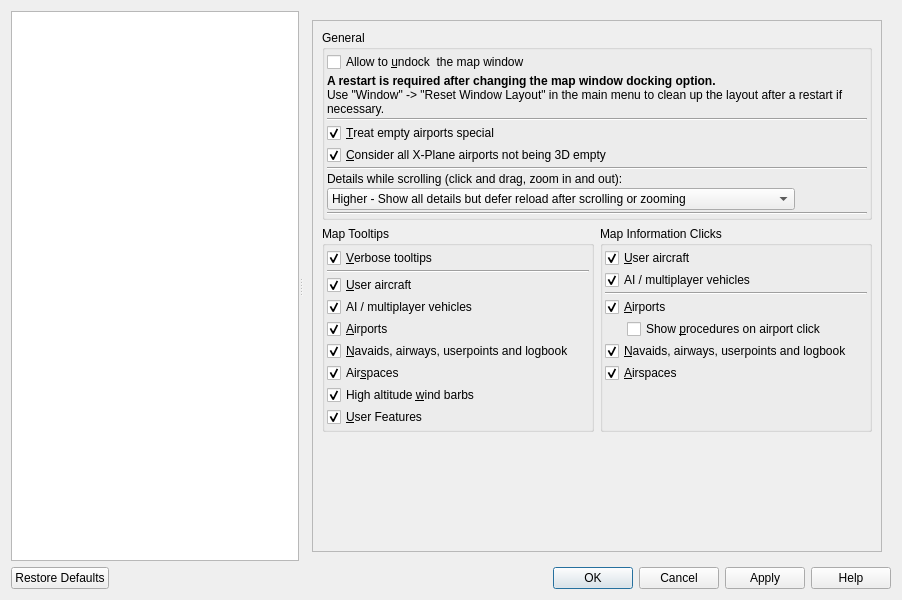
albar965/littlenavmap, file src/options/options.ui: the form before one commit.
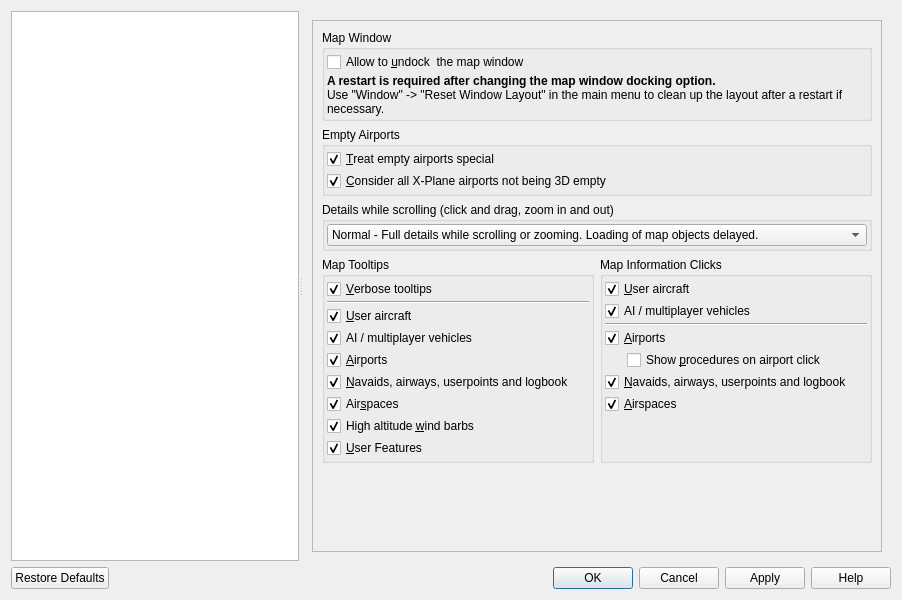
The form after the commit. The open tabs and pages were chosen to show the change.

Commit message: Removed useless map update option "none" often causing confusion.

```diff
--- a/src/options/options.ui
+++ b/src/options/options.ui
@@ -1420,12 +1420,161 @@
             <rect>
              <x>0</x>
              <y>0</y>
-             <width>595</width>
-             <height>532</height>
+             <width>581</width>
+             <height>548</height>
             </rect>
            </property>
            <layout class="QGridLayout" name="gridLayout_12">
-            <item row="1" column="0">
+            <item row="3" column="1">
+             <widget class="QGroupBox" name="groupBoxOptionsMapInfoClicks">
+              <property name="title">
+               <string>Map Information Clicks</string>
+              </property>
+              <layout class="QVBoxLayout" name="verticalLayout_5">
+               <property name="spacing">
+                <number>2</number>
+               </property>
+               <property name="leftMargin">
+                <number>2</number>
+               </property>
+               <property name="topMargin">
+                <number>2</number>
+               </property>
+               <property name="rightMargin">
+                <number>2</number>
+               </property>
+               <property name="bottomMargin">
+                <number>2</number>
+               </property>
+               <item>
+                <widget class="QCheckBox" name="checkBoxOptionsMapClickUserAircraft">
+                 <property name="toolTip">
+                  <string>Show information for the user aircraft when clicking on the map</string>
+                 </property>
+                 <property name="text">
+                  <string>&amp;User aircraft</string>
+                 </property>
+                 <property name="checked">
+                  <bool>true</bool>
+                 </property>
+                </widget>
+               </item>
+               <item>
+                <widget class="QCheckBox" name="checkBoxOptionsMapClickAiAircraft">
+                 <property name="toolTip">
+                  <string>Show information for AI or multiplayer aircraft / ship when clicking on the map</string>
+                 </property>
+                 <property name="text">
+                  <string>AI / multiplayer vehicles</string>
+                 </property>
+                 <property name="checked">
+                  <bool>true</bool>
+                 </property>
+                </widget>
+               </item>
+               <item>
+                <widget class="Line" name="line_9">
+                 <property name="orientation">
+                  <enum>Qt::Horizontal</enum>
+                 </property>
+                </widget>
+               </item>
+               <item>
+                <widget class="QCheckBox" name="checkBoxOptionsMapClickAirport">
+                 <property name="toolTip">
+                  <string>Show information for airports when clicking on the map</string>
+                 </property>
+                 <property name="text">
+                  <string>&amp;Airports</string>
+                 </property>
+                 <property name="checked">
+                  <bool>true</bool>
+                 </property>
+                </widget>
+               </item>
+               <item>
+                <layout class="QHBoxLayout" name="horizontalLayout_3">
+                 <property name="spacing">
+                  <number>0</number>
+                 </property>
+                 <property name="leftMargin">
+                  <number>22</number>
+                 </property>
+                 <property name="topMargin">
+                  <number>0</number>
+                 </property>
+                 <item>
+                  <widget class="QCheckBox" name="checkBoxOptionsMapClickAirportProcs">
+                   <property name="toolTip">
+                    <string>Show procedures in procedure search tab on airport click</string>
+                   </property>
+                   <property name="text">
+                    <string>Show &amp;procedures on airport click</string>
+                   </property>
+                   <property name="checked">
+                    <bool>false</bool>
+                   </property>
+                  </widget>
+                 </item>
+                </layout>
+               </item>
+               <item>
+                <widget class="QCheckBox" name="checkBoxOptionsMapClickNavaid">
+                 <property name="toolTip">
+                  <string>Show information for waypoints, VOR, NDB, airways,
+userpoints and logbook entries when clicking on the map</string>
+                 </property>
+                 <property name="text">
+                  <string>&amp;Navaids, airways, userpoints and logbook</string>
+                 </property>
+                 <property name="checked">
+                  <bool>true</bool>
+                 </property>
+                </widget>
+               </item>
+               <item>
+                <widget class="QCheckBox" name="checkBoxOptionsMapClickAirspace">
+                 <property name="toolTip">
+                  <string>Show information for airspaces when clicking on the map</string>
+                 </property>
+                 <property name="text">
+                  <string>&amp;Airspaces</string>
+                 </property>
+                 <property name="checked">
+                  <bool>true</bool>
+                 </property>
+                </widget>
+               </item>
+               <item>
+                <spacer name="verticalSpacer_18">
+                 <property name="orientation">
+                  <enum>Qt::Vertical</enum>
+                 </property>
+                 <property name="sizeHint" stdset="0">
+                  <size>
+                   <width>20</width>
+                   <height>40</height>
+                  </size>
+                 </property>
+                </spacer>
+               </item>
+              </layout>
+             </widget>
+            </item>
+            <item row="4" column="0">
+             <spacer name="verticalSpacer_4">
+              <property name="orientation">
+               <enum>Qt::Vertical</enum>
+              </property>
+              <property name="sizeHint" stdset="0">
+               <size>
+                <width>20</width>
+                <height>40</height>
+               </size>
+              </property>
+             </spacer>
+            </item>
+            <item row="3" column="0">
              <widget class="QGroupBox" name="groupBoxMapTooltips">
               <property name="title">
                <string>Map Tooltips</string>
@@ -1561,12 +1710,15 @@
               </layout>
              </widget>
             </item>
-            <item row="0" column="0" colspan="2">
-             <widget class="QGroupBox" name="groupBoxOptionsMapGeneral">
+            <item row="1" column="0" colspan="2">
+             <widget class="QGroupBox" name="groupBoxMapTooltips_3">
               <property name="title">
-               <string>General</string>
+               <string>Empty Airports</string>
               </property>
-              <layout class="QGridLayout" name="gridLayoutOptionsMapLower">
+              <layout class="QVBoxLayout" name="verticalLayout_37">
+               <property name="spacing">
+                <number>2</number>
+               </property>
                <property name="leftMargin">
                 <number>2</number>
                </property>
@@ -1579,10 +1731,22 @@
                <property name="bottomMargin">
                 <number>2</number>
                </property>
-               <property name="spacing">
-                <number>2</number>
-               </property>
-               <item row="4" column="0" colspan="2">
+               <item>
+                <widget class="QCheckBox" name="checkBoxOptionsMapEmptyAirports">
+                 <property name="toolTip">
+                  <string>Empty airports are not add-ons, have no taxiways, no parking and no aprons.
+These are displayed underneath all other airports, use a gray symbol and
+provide a toolbar button for disabling them if this checkbox is enabled.</string>
+                 </property>
+                 <property name="text">
+                  <string>&amp;Treat empty airports special</string>
+                 </property>
+                 <property name="checked">
+                  <bool>true</bool>
+                 </property>
+                </widget>
+               </item>
+               <item>
                 <widget class="QCheckBox" name="checkBoxOptionsMapEmptyAirports3D">
                  <property name="toolTip">
                   <string>All X-Plane airports which are not 3D and not add-on
@@ -1598,13 +1762,76 @@
                  </property>
                 </widget>
                </item>
-               <item row="2" column="0" colspan="2">
-                <widget class="Line" name="line_11">
-                 <property name="orientation">
-                  <enum>Qt::Horizontal</enum>
+              </layout>
+             </widget>
+            </item>
+            <item row="2" column="0" colspan="2">
+             <widget class="QGroupBox" name="groupBoxMapTooltips_2">
+              <property name="title">
+               <string>Details while scrolling (click and drag, zoom in and out)</string>
+              </property>
+              <layout class="QVBoxLayout" name="verticalLayout_36">
+               <property name="spacing">
+                <number>2</number>
+               </property>
+               <property name="leftMargin">
+                <number>2</number>
+               </property>
+               <property name="topMargin">
+                <number>2</number>
+               </property>
+               <property name="rightMargin">
+                <number>2</number>
+               </property>
+               <property name="bottomMargin">
+                <number>2</number>
+               </property>
+               <item>
+                <widget class="QComboBox" name="comboBoxMapScrollZoomDetails">
+                 <property name="currentIndex">
+                  <number>1</number>
                  </property>
+                 <item>
+                  <property name="text">
+                   <string>High - Full details and reload all data while scrolling or zooming</string>
+                  </property>
+                 </item>
+                 <item>
+                  <property name="text">
+                   <string>Normal - Full details while scrolling or zooming. Loading of map objects delayed.</string>
+                  </property>
+                 </item>
+                 <item>
+                  <property name="text">
+                   <string>Low - Low details while scrolling or zooming. Loading of map objects delayed.</string>
+                  </property>
+                 </item>
                 </widget>
                </item>
+              </layout>
+             </widget>
+            </item>
+            <item row="0" column="0" colspan="2">
+             <widget class="QGroupBox" name="groupBoxOptionsMapGeneral">
+              <property name="title">
+               <string>Map Window</string>
+              </property>
+              <layout class="QGridLayout" name="gridLayoutOptionsMapLower">
+               <property name="leftMargin">
+                <number>2</number>
+               </property>
+               <property name="topMargin">
+                <number>2</number>
+               </property>
+               <property name="rightMargin">
+                <number>2</number>
+               </property>
+               <property name="bottomMargin">
+                <number>2</number>
+               </property>
+               <property name="spacing">
+                <number>2</number>
+               </property>
                <item row="0" column="0" colspan="2">
                 <widget class="QCheckBox" name="checkBoxOptionsMapUndock">
                  <property name="toolTip">
@@ -1638,221 +1865,6 @@
                  </property>
                 </widget>
                </item>
-               <item row="7" column="0">
-                <widget class="QComboBox" name="comboBoxMapScrollDetails">
-                 <property name="currentIndex">
-                  <number>1</number>
-                 </property>
-                 <item>
-                  <property name="text">
-                   <string>Full - Show details and reload all data while scrolling or zooming</string>
-                  </property>
-                 </item>
-                 <item>
-                  <property name="text">
-                   <string>Higher - Show all details but defer reload after scrolling or zooming</string>
-                  </property>
-                 </item>
-                 <item>
-                  <property name="text">
-                   <string>Normal - Use limited details during scrolling and reload after scrolling or zooming</string>
-                  </property>
-                 </item>
-                 <item>
-                  <property name="text">
-                   <string>None - Do not display any airports or navaids while scrolling</string>
-                  </property>
-                 </item>
-                </widget>
-               </item>
-               <item row="8" column="0" colspan="2">
-                <widget class="Line" name="line_13">
-                 <property name="orientation">
-                  <enum>Qt::Horizontal</enum>
-                 </property>
-                </widget>
-               </item>
-               <item row="5" column="0" colspan="2">
-                <widget class="Line" name="line_6">
-                 <property name="orientation">
-                  <enum>Qt::Horizontal</enum>
-                 </property>
-                </widget>
-               </item>
-               <item row="3" column="0" colspan="2">
-                <widget class="QCheckBox" name="checkBoxOptionsMapEmptyAirports">
-                 <property name="toolTip">
-                  <string>Empty airports are not add-ons, have no taxiways, no parking and no aprons.
-These are displayed underneath all other airports, use a gray symbol and
-provide a toolbar button for disabling them if this checkbox is enabled.</string>
-                 </property>
-                 <property name="text">
-                  <string>&amp;Treat empty airports special</string>
-                 </property>
-                 <property name="checked">
-                  <bool>true</bool>
-                 </property>
-                </widget>
-               </item>
-               <item row="6" column="0">
-                <widget class="QLabel" name="labelOptionsMapScrollDetails">
-                 <property name="text">
-                  <string>Details while scrolling (click and drag, zoom in and out):</string>
-                 </property>
-                 <property name="wordWrap">
-                  <bool>true</bool>
-                 </property>
-                </widget>
-               </item>
-              </layout>
-             </widget>
-            </item>
-            <item row="2" column="0">
-             <spacer name="verticalSpacer_4">
-              <property name="orientation">
-               <enum>Qt::Vertical</enum>
-              </property>
-              <property name="sizeHint" stdset="0">
-               <size>
-                <width>20</width>
-                <height>40</height>
-               </size>
-              </property>
-             </spacer>
-            </item>
-            <item row="1" column="1">
-             <widget class="QGroupBox" name="groupBoxOptionsMapInfoClicks">
-              <property name="title">
-               <string>Map Information Clicks</string>
-              </property>
-              <layout class="QVBoxLayout" name="verticalLayout_5">
-               <property name="spacing">
-                <number>2</number>
-               </property>
-               <property name="leftMargin">
-                <number>2</number>
-               </property>
-               <property name="topMargin">
-                <number>2</number>
-               </property>
-               <property name="rightMargin">
-                <number>2</number>
-               </property>
-               <property name="bottomMargin">
-                <number>2</number>
-               </property>
-               <item>
-                <widget class="QCheckBox" name="checkBoxOptionsMapClickUserAircraft">
-                 <property name="toolTip">
-                  <string>Show information for the user aircraft when clicking on the map</string>
-                 </property>
-                 <property name="text">
-                  <string>&amp;User aircraft</string>
-                 </property>
-                 <property name="checked">
-                  <bool>true</bool>
-                 </property>
-                </widget>
-               </item>
-               <item>
-                <widget class="QCheckBox" name="checkBoxOptionsMapClickAiAircraft">
-                 <property name="toolTip">
-                  <string>Show information for AI or multiplayer aircraft / ship when clicking on the map</string>
-                 </property>
-                 <property name="text">
-                  <string>AI / multiplayer vehicles</string>
-                 </property>
-                 <property name="checked">
-                  <bool>true</bool>
-                 </property>
-                </widget>
-               </item>
-               <item>
-                <widget class="Line" name="line_9">
-                 <property name="orientation">
-                  <enum>Qt::Horizontal</enum>
-                 </property>
-                </widget>
-               </item>
-               <item>
-                <widget class="QCheckBox" name="checkBoxOptionsMapClickAirport">
-                 <property name="toolTip">
-                  <string>Show information for airports when clicking on the map</string>
-                 </property>
-                 <property name="text">
-                  <string>&amp;Airports</string>
-                 </property>
-                 <property name="checked">
-                  <bool>true</bool>
-                 </property>
-                </widget>
-               </item>
-               <item>
-                <layout class="QHBoxLayout" name="horizontalLayout_3">
-                 <property name="spacing">
-                  <number>0</number>
-                 </property>
-                 <property name="leftMargin">
-                  <number>22</number>
-                 </property>
-                 <property name="topMargin">
-                  <number>0</number>
-                 </property>
-                 <item>
-                  <widget class="QCheckBox" name="checkBoxOptionsMapClickAirportProcs">
-                   <property name="toolTip">
-                    <string>Show procedures in procedure search tab on airport click</string>
-                   </property>
-                   <property name="text">
-                    <string>Show &amp;procedures on airport click</string>
-                   </property>
-                   <property name="checked">
-                    <bool>false</bool>
-                   </property>
-                  </widget>
-                 </item>
-                </layout>
-               </item>
-               <item>
-                <widget class="QCheckBox" name="checkBoxOptionsMapClickNavaid">
-                 <property name="toolTip">
-                  <string>Show information for waypoints, VOR, NDB, airways,
-userpoints and logbook entries when clicking on the map</string>
-                 </property>
-                 <property name="text">
-                  <string>&amp;Navaids, airways, userpoints and logbook</string>
-                 </property>
-                 <property name="checked">
-                  <bool>true</bool>
-                 </property>
-                </widget>
-               </item>
-               <item>
-                <widget class="QCheckBox" name="checkBoxOptionsMapClickAirspace">
-                 <property name="toolTip">
-                  <string>Show information for airspaces when clicking on the map</string>
-                 </property>
-                 <property name="text">
-                  <string>&amp;Airspaces</string>
-                 </property>
-                 <property name="checked">
-                  <bool>true</bool>
-                 </property>
-                </widget>
-               </item>
-               <item>
-                <spacer name="verticalSpacer_18">
-                 <property name="orientation">
-                  <enum>Qt::Vertical</enum>
-                 </property>
-                 <property name="sizeHint" stdset="0">
-                  <size>
-                   <width>20</width>
-                   <height>40</height>
-                  </size>
-                 </property>
-                </spacer>
-               </item>
               </layout>
              </widget>
             </item>
```
Left out of the diff: 39 changed lines with no effect on the pictures. The commit also changes 3 other files.
